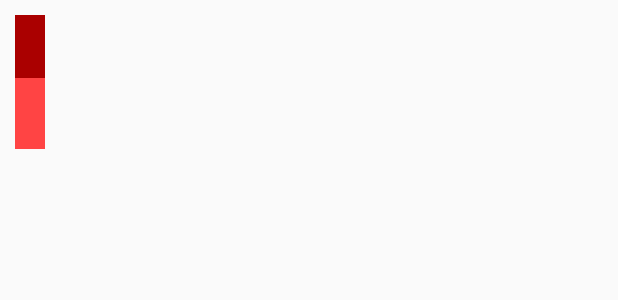
After one commit to naufalprakoso/MASIS, an Android app: the layout item.xml on its own in the app's theme, with its tools: preview values and no code run, on a phone screen of 412 x 824 dp. The commit adds this screen. Shown: the top 300 px of the screen. Run offline under Robolectric (Android 15) with nearby library versions, the phone set to English and light mode, and no system bars.

Commit message:
Ice udah bisa listView yeeeee

```diff
--- a/app/src/main/AndroidManifest.xml
+++ b/app/src/main/AndroidManifest.xml
@@ -18,6 +18,7 @@
                 <category android:name="android.intent.category.LAUNCHER" />
             </intent-filter>
         </activity>
+        <activity android:name=".AddMading"></activity>
     </application>
 
 </manifest>
--- /dev/null
+++ b/app/src/main/res/layout/item.xml
@@ -0,0 +1,33 @@
+<?xml version="1.0" encoding="utf-8"?>
+<LinearLayout
+    xmlns:android="http://schemas.android.com/apk/res/android"
+    android:orientation="vertical"
+    android:layout_width="match_parent"
+    android:padding="10dp"
+    android:layout_height="match_parent">
+
+
+        <TextView
+            android:layout_width="wrap_content"
+            android:layout_height="wrap_content"
+            android:id="@+id/rvJudul"
+            android:padding="10dp"
+            android:textColor="#FFF"
+            android:background="#AA0000"
+            android:textSize="16dp"
+            android:text=""
+            />
+        <TextView
+            android:layout_width="wrap_content"
+            android:layout_height="wrap_content"
+            android:id="@+id/rvUniv"
+            android:layout_marginBottom="5dp"
+            android:textSize="20dp"
+            android:padding="10dp"
+            android:textColor="@android:color/white"
+            android:background="@android:color/holo_red_light"
+            android:text=""
+            />
+
+
+</LinearLayout>
```
Also changed, not shown: app/build.gradle (+6 -1 lines), app/src/main/java/com/wikrama/masis/AddMading.java (added, +60 -0 lines), app/src/main/java/com/wikrama/masis/HomeActivity.java (+51 -3 lines), app/src/main/java/com/wikrama/masis/MadingViewHolder.java (added, +18 -0 lines), app/src/main/java/com/wikrama/masis/POJO/Mading.java (added, +79 -0 lines), app/src/main/res/layout/activity_add_mading.xml (added, +79 -0 lines), app/src/main/res/layout/content_home.xml (+4 -3 lines), app/src/main/res/drawable/placeholder.jpg (added), 1 other file.
